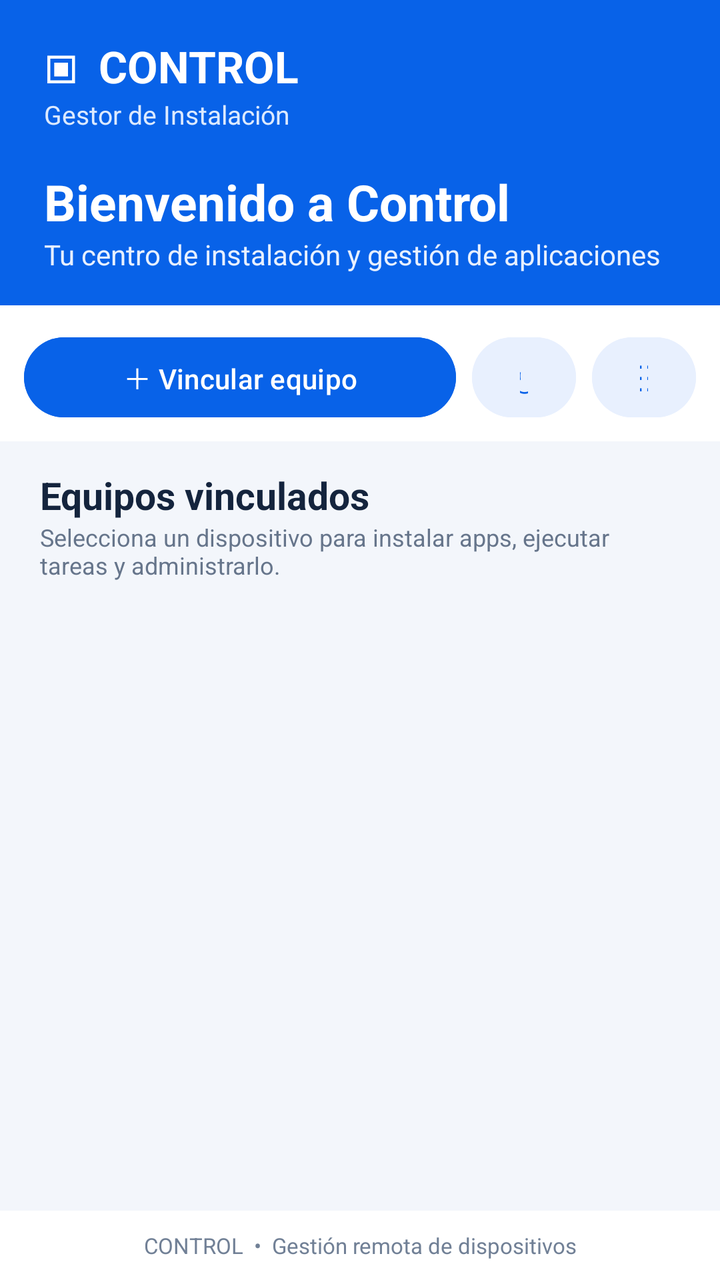
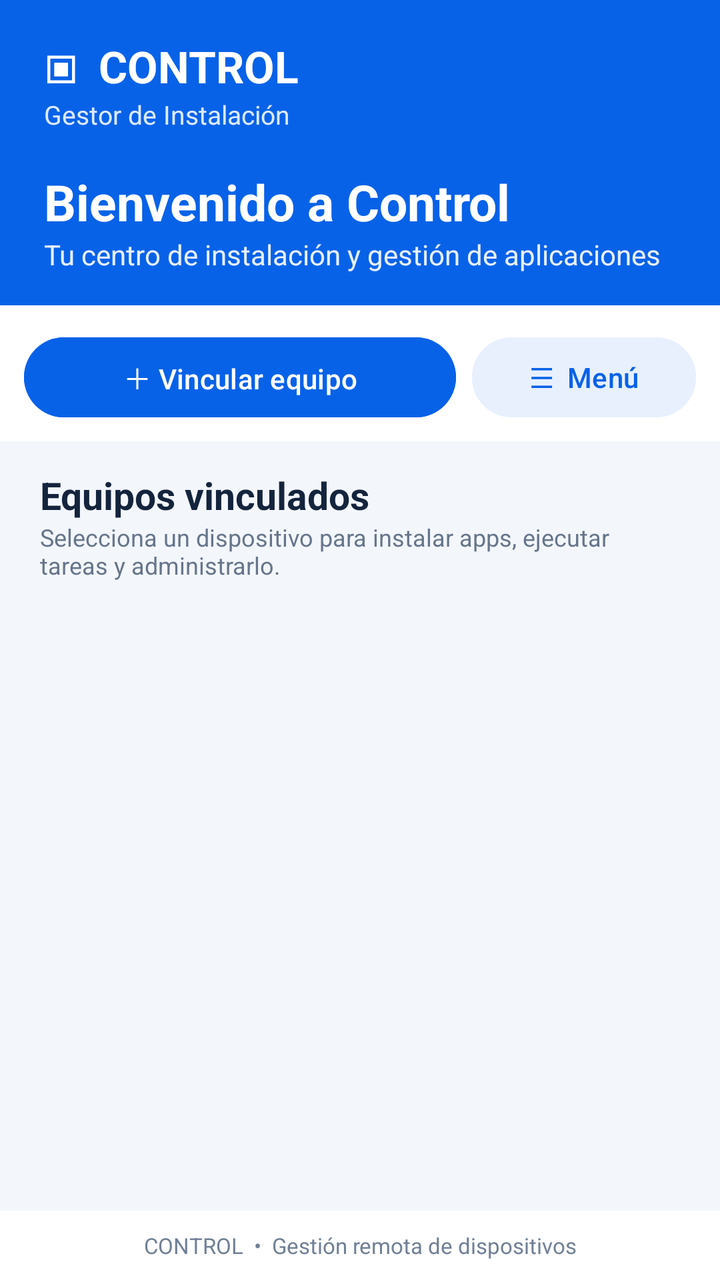

Before-and-after screenshots of an Android layout around one commit, followed by the original layout XML and the change that was made.
<!-- AndroidManifest.xml: application theme Theme.DexterControl -->
<!-- res/layout/activity_device_list.xml -->
<?xml version="1.0" encoding="utf-8"?>
<LinearLayout xmlns:android="http://schemas.android.com/apk/res/android"
    android:layout_width="match_parent" android:layout_height="match_parent"
    android:orientation="vertical" android:background="#F3F6FB">

    <LinearLayout
        android:layout_width="match_parent" android:layout_height="wrap_content"
        android:orientation="vertical" android:paddingStart="22dp" android:paddingEnd="22dp"
        android:paddingTop="18dp" android:paddingBottom="16dp" android:background="#0862E8">

        <TextView
            android:layout_width="wrap_content" android:layout_height="wrap_content"
            android:text="▣  CONTROL" android:textColor="#FFFFFF"
            android:textSize="22sp" android:textStyle="bold" />
        <TextView
            android:layout_width="wrap_content" android:layout_height="wrap_content"
            android:text="Gestor de Instalación" android:textColor="#DCEAFF"
            android:textSize="13sp" />
        <TextView
            android:layout_width="match_parent" android:layout_height="wrap_content"
            android:layout_marginTop="18dp" android:text="Bienvenido a Control"
            android:textColor="#FFFFFF" android:textSize="25sp" android:textStyle="bold" />
        <TextView
            android:layout_width="match_parent" android:layout_height="wrap_content"
            android:text="Tu centro de instalación y gestión de aplicaciones"
            android:textColor="#E7F0FF" android:textSize="14sp" />
    </LinearLayout>

    <LinearLayout
        android:layout_width="match_parent" android:layout_height="wrap_content"
        android:orientation="horizontal" android:gravity="center_vertical"
        android:paddingStart="12dp" android:paddingEnd="12dp" android:paddingTop="12dp"
        android:paddingBottom="8dp" android:background="#FFFFFF">

        <Button android:id="@+id/btnPair" android:layout_width="0dp"
            android:layout_height="48dp" android:layout_weight="1"
            android:text="＋ Vincular equipo" android:textAllCaps="false"
            android:textColor="#FFFFFF" android:backgroundTint="#0862E8" />
        <Button android:id="@+id/btnRefresh" android:layout_width="52dp"
            android:layout_height="48dp" android:layout_marginStart="8dp"
            android:text="↻" android:textSize="20sp" android:textColor="#0862E8"
            android:backgroundTint="#E8F0FE" />
        <Button android:id="@+id/btnBulk" android:layout_width="52dp"
            android:layout_height="48dp" android:layout_marginStart="8dp"
            android:text="☷" android:textSize="18sp" android:textColor="#0862E8"
            android:backgroundTint="#E8F0FE" />
    </LinearLayout>

    <LinearLayout
        android:layout_width="match_parent" android:layout_height="wrap_content"
        android:orientation="vertical" android:paddingStart="20dp"
        android:paddingEnd="20dp" android:paddingTop="14dp" android:paddingBottom="8dp">
        <TextView android:layout_width="match_parent" android:layout_height="wrap_content"
            android:text="Equipos vinculados" android:textColor="#14243D"
            android:textSize="19sp" android:textStyle="bold" />
        <TextView android:layout_width="match_parent" android:layout_height="wrap_content"
            android:text="Selecciona un dispositivo para instalar apps, ejecutar tareas y administrarlo."
            android:textColor="#66758B" android:textSize="12sp" />
    </LinearLayout>

    <FrameLayout android:layout_width="match_parent"
        android:layout_height="0dp" android:layout_weight="1"
        android:background="#F3F6FB">

        <androidx.recyclerview.widget.RecyclerView
            android:id="@+id/rvDevices" android:layout_width="match_parent"
            android:layout_height="match_parent" android:clipToPadding="false"
            android:paddingStart="12dp" android:paddingEnd="12dp"
            android:paddingTop="6dp" android:paddingBottom="12dp" />

        <ProgressBar android:id="@+id/progressBar"
            android:layout_width="wrap_content" android:layout_height="wrap_content"
            android:layout_gravity="center" android:visibility="gone" />

        <TextView android:id="@+id/tvEmpty"
            android:layout_width="match_parent" android:layout_height="wrap_content"
            android:layout_gravity="center" android:gravity="center"
            android:padding="28dp" android:text="@string/no_devices"
            android:textColor="#66758B" android:textSize="15sp"
            android:visibility="gone" />
    </FrameLayout>

    <TextView android:layout_width="match_parent" android:layout_height="wrap_content"
        android:padding="10dp" android:gravity="center"
        android:background="#FFFFFF" android:text="CONTROL  •  Gestión remota de dispositivos"
        android:textColor="#718096" android:textSize="11sp" />
</LinearLayout>
<!-- resources referenced by this layout -->
<resources>
  <string name="no_devices">No hay equipos conectados</string>
  <style name="Theme.DexterControl" parent="Theme.Material3.Light.NoActionBar">
          <item name="colorPrimary">@color/primary</item>
          <item name="colorPrimaryDark">@color/primary_dark</item>
          <item name="colorAccent">@color/accent</item>
          <item name="android:windowBackground">@color/background</item>
          <item name="android:colorPrimary">@color/primary</item>
          <item name="android:colorPrimaryDark">@color/primary_dark</item>
          <item name="android:colorAccent">@color/accent</item>
          <item name="android:statusBarColor" tools:targetApi="l">@color/primary_dark</item>
          <item name="android:navigationBarColor" tools:targetApi="l">@color/white</item>
      </style>
  <color name="primary">#0862E8</color>
  <color name="primary_dark">#0649B4</color>
  <color name="accent">#2F80ED</color>
  <color name="background">#F3F6FB</color>
  <color name="white">#FFFFFF</color>
</resources>

<!-- the commit's change to res/layout/activity_device_list.xml (unified diff, before → after) -->
@@ -36,13 +36,10 @@
             android:layout_height="48dp" android:layout_weight="1"
             android:text="＋ Vincular equipo" android:textAllCaps="false"
             android:textColor="#FFFFFF" android:backgroundTint="#0862E8" />
-        <Button android:id="@+id/btnRefresh" android:layout_width="52dp"
+        <Button android:id="@+id/btnMenu" android:layout_width="wrap_content"
             android:layout_height="48dp" android:layout_marginStart="8dp"
-            android:text="↻" android:textSize="20sp" android:textColor="#0862E8"
-            android:backgroundTint="#E8F0FE" />
-        <Button android:id="@+id/btnBulk" android:layout_width="52dp"
-            android:layout_height="48dp" android:layout_marginStart="8dp"
-            android:text="☷" android:textSize="18sp" android:textColor="#0862E8"
+            android:minWidth="112dp" android:text="☰  Menú"
+            android:textAllCaps="false" android:textColor="#0862E8"
             android:backgroundTint="#E8F0FE" />
     </LinearLayout>
 
